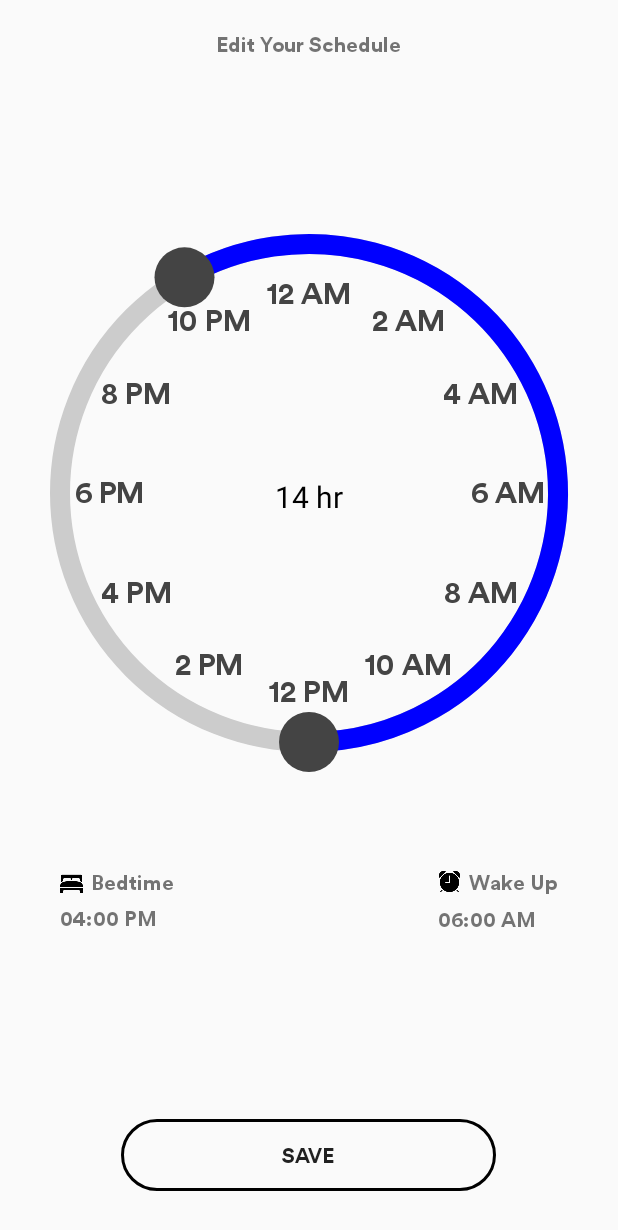
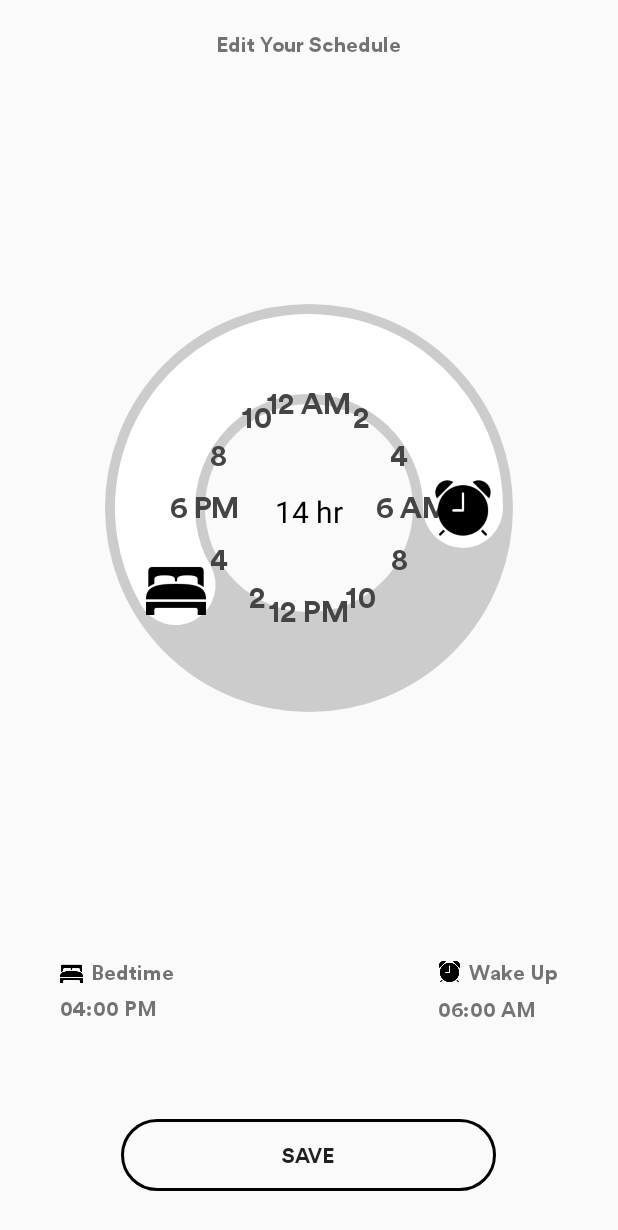
Before and after one commit to slimripah/Staff-Wellness, an Android app: the Schedule screen opened directly, with no data from a screen before it, on a phone screen of 412 x 824 dp. Shown: the top 1230 px of the screen. Run offline under Robolectric (Android 15) with nearby library versions, the phone set to English and light mode, and no system bars.

Commit message:
schedule update

```diff
--- a/app/src/main/java/www/minet/staffwellness/Schedule.java
+++ b/app/src/main/java/www/minet/staffwellness/Schedule.java
@@ -86,6 +86,14 @@ public class Schedule extends AppCompatActivity {
         bedtimeTime.setText(savedBedtime != null ? savedBedtime : sleepView.getBedtime());
         wakeupTime.setText(savedWakeup != null ? savedWakeup : sleepView.getWakeup());
 
+        sleepView.setOnTimeChangeListener(new SleepCircleView.OnTimeChangeListener() {
+            @Override
+            public void onTimeChanged(String bedtime, String wakeup) {
+                bedtimeTime.setText(bedtime);
+                wakeupTime.setText(wakeup);
+            }
+        });
+
     }
 
     private int convertToMinutes(String timeStr) {
--- a/app/src/main/java/www/minet/staffwellness/SleepCircleView.java
+++ b/app/src/main/java/www/minet/staffwellness/SleepCircleView.java
@@ -1,6 +1,8 @@
 package www.minet.staffwellness;
 
 import android.content.Context;
+import android.graphics.Bitmap;
+import android.graphics.BitmapFactory;
 import android.graphics.Canvas;
 import android.graphics.Color;
 import android.graphics.Paint;
@@ -27,16 +29,18 @@ public class SleepCircleView extends View {
         init();
     }
 
+    private Bitmap bedIconBitmap, alarmIconBitmap;
+
     private void init() {
         circlePaint = new Paint(Paint.ANTI_ALIAS_FLAG);
         circlePaint.setColor(Color.LTGRAY);
         circlePaint.setStyle(Paint.Style.STROKE);
-        circlePaint.setStrokeWidth(20);
+        circlePaint.setStrokeWidth(100);
 
         arcPaint = new Paint(Paint.ANTI_ALIAS_FLAG);
-        arcPaint.setColor(Color.BLUE);
+        arcPaint.setColor(Color.WHITE);
         arcPaint.setStyle(Paint.Style.STROKE);
-        arcPaint.setStrokeWidth(20);
+        arcPaint.setStrokeWidth(80);
         arcPaint.setStrokeCap(Paint.Cap.ROUND);
 
         thumbPaint = new Paint(Paint.ANTI_ALIAS_FLAG);
@@ -53,6 +57,15 @@ public class SleepCircleView extends View {
         clockLabelPaint.setTextSize(30f);
         clockLabelPaint.setTextAlign(Paint.Align.CENTER);
         clockLabelPaint.setTypeface(getResources().getFont(R.font.lineto_circular_pro_bold));
+
+        bedIconBitmap = BitmapFactory.decodeResource(getResources(), R.drawable.ic_bed);
+        alarmIconBitmap = BitmapFactory.decodeResource(getResources(), R.drawable.ic_alarm);
+
+        // Resize icons to fit nicely over the thumb
+        int iconSize = 60; // adjust as needed
+        bedIconBitmap = Bitmap.createScaledBitmap(bedIconBitmap, iconSize, iconSize, true);
+        alarmIconBitmap = Bitmap.createScaledBitmap(alarmIconBitmap, iconSize, iconSize, true);
+
     }
 
     @Override
@@ -61,7 +74,7 @@ public class SleepCircleView extends View {
 
         float centerX = getWidth() / 2f;
         float centerY = getHeight() / 2f;
-        float radius = Math.min(centerX, centerY) - 60;
+        float radius = Math.min(centerX, centerY) - 80;
 
         arcBounds = new RectF(centerX - radius, centerY - radius, centerX + radius, centerY + radius);
 
@@ -71,26 +84,29 @@ public class SleepCircleView extends View {
         // Draw arc between bedtime and wakeup
         float startAngle = (float) bedtimeAngle;
         float sweepAngle = (float) ((wakeupAngle - bedtimeAngle + 360) % 360);
-        canvas.drawArc(arcBounds, startAngle, sweepAngle, false, arcPaint);
+        canvas.drawArc(arcBounds, startAngle - 90, sweepAngle, false, arcPaint);
 
         // Draw clock numbers inside the ring
         for (int i = 0; i < 12; i++) {
             int hour = (i * 2) % 24;  // every 2 hours
             double angle = Math.toRadians(i * 30); // 30 degrees per label
 
-            float labelRadius = radius - 50; // adjust so numbers are inside the ring
-            float x = (float) (centerX + labelRadius * Math.cos(angle - Math.PI / 2)); // offset by -90°
-            float y = (float) (centerY + labelRadius * Math.sin(angle - Math.PI / 2)) + 10; // vertical tweak
+            float labelRadius = radius - 50;
+            float x = (float) (centerX + labelRadius * Math.cos(angle - Math.PI / 2));
+            float y = (float) (centerY + labelRadius * Math.sin(angle - Math.PI / 2)) + 10;
 
             String label;
+
             if (hour == 0 || hour == 24) {
                 label = "12 AM";
+            } else if (hour == 6) {
+                label = "6 AM";
             } else if (hour == 12) {
                 label = "12 PM";
-            } else if (hour < 12) {
-                label = hour + " AM";
+            } else if (hour == 18) {
+                label = "6 PM";
             } else {
-                label = (hour - 12) + " PM";
+                label = String.valueOf(hour % 12 == 0 ? 12 : hour % 12);
             }
 
             canvas.drawText(label, x, y, clockLabelPaint);
@@ -98,11 +114,11 @@ public class SleepCircleView extends View {
 
         // Draw bedtime thumb
         float[] bedXY = angleToXY(bedtimeAngle, centerX, centerY, radius);
-        canvas.drawCircle(bedXY[0], bedXY[1], thumbRadius, thumbPaint);
+        canvas.drawBitmap(bedIconBitmap, bedXY[0] - bedIconBitmap.getWidth() / 2f, bedXY[1] - bedIconBitmap.getHeight() / 2f, null);
 
         // Draw wakeup thumb
         float[] wakeXY = angleToXY(wakeupAngle, centerX, centerY, radius);
-        canvas.drawCircle(wakeXY[0], wakeXY[1], thumbRadius, thumbPaint);
+        canvas.drawBitmap(alarmIconBitmap, wakeXY[0] - alarmIconBitmap.getWidth() / 2f, wakeXY[1] - alarmIconBitmap.getHeight() / 2f, null);
 
         // Draw sleep duration text
         int hours = (int) (sweepAngle / 15); // 15 degrees = 1 hour
@@ -110,7 +126,7 @@ public class SleepCircleView extends View {
     }
 
     private float[] angleToXY(double angleDegrees, float centerX, float centerY, float radius) {
-        double angleRad = Math.toRadians(angleDegrees);
+        double angleRad = Math.toRadians(angleDegrees - 90);
         float x = (float) (centerX + radius * Math.cos(angleRad));
         float y = (float) (centerY + radius * Math.sin(angleRad));
         return new float[]{x, y};
@@ -118,7 +134,8 @@ public class SleepCircleView extends View {
 
     private double xyToAngle(float x, float y, float centerX, float centerY) {
         double angle = Math.toDegrees(Math.atan2(y - centerY, x - centerX));
-        return (angle + 360) % 360;
+        angle = (angle + 360 + 90) % 360;
+        return angle;
     }
 
     private float distance(float x1, float y1, float x2, float y2) {
@@ -141,7 +158,7 @@ public class SleepCircleView extends View {
 
         float centerX = getWidth() / 2f;
         float centerY = getHeight() / 2f;
-        float radius = Math.min(centerX, centerY) - 60;
+        float radius = Math.min(centerX, centerY) - 80;
 
         double angle = xyToAngle(x, y, centerX, centerY);
 
@@ -164,6 +181,10 @@ public class SleepCircleView extends View {
                 } else if (movingEnd) {
                     wakeupAngle = angle;
                     invalidate();
+                }
+                // Notify listener of the change
+                if (timeChangeListener != null) {
+                    timeChangeListener.onTimeChanged(getBedtime(), getWakeup());
                 }
                 break;
 
@@ -194,4 +215,14 @@ public class SleepCircleView extends View {
         invalidate();
     }
 
+    public interface OnTimeChangeListener {
+        void onTimeChanged(String bedtime, String wakeup);
+    }
+
+    private OnTimeChangeListener timeChangeListener;
+
+    public void setOnTimeChangeListener(OnTimeChangeListener listener) {
+        this.timeChangeListener = listener;
+    }
+
 }
--- a/app/src/main/res/layout/activity_schedule.xml
+++ b/app/src/main/res/layout/activity_schedule.xml
@@ -21,6 +21,7 @@
         android:layout_height="500dp"
         android:layout_below="@id/title"
         android:layout_centerHorizontal="true"
+        android:layout_margin="50dp"
         android:layout_marginTop="40dp" />
 
     <!-- Bedtime Info -->
@@ -37,7 +38,8 @@
             android:layout_width="wrap_content"
             android:layout_height="wrap_content"
             android:gravity="center_vertical"
-            android:orientation="horizontal">
+            android:orientation="horizontal"
+            tools:ignore="UseCompoundDrawables">
 
             <ImageView
                 android:layout_width="15dp"
@@ -77,7 +79,8 @@
             android:layout_width="wrap_content"
             android:layout_height="wrap_content"
             android:gravity="center_vertical"
-            android:orientation="horizontal">
+            android:orientation="horizontal"
+            tools:ignore="UseCompoundDrawables">
 
             <ImageView
                 android:layout_width="15dp"
```
